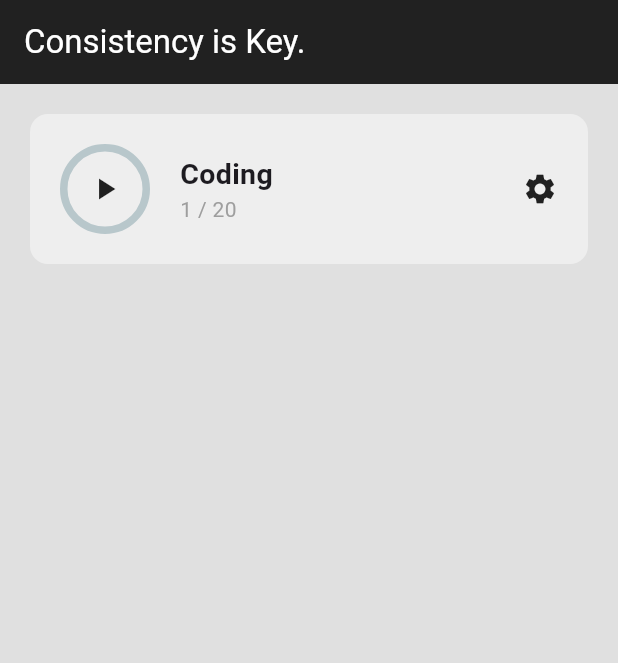
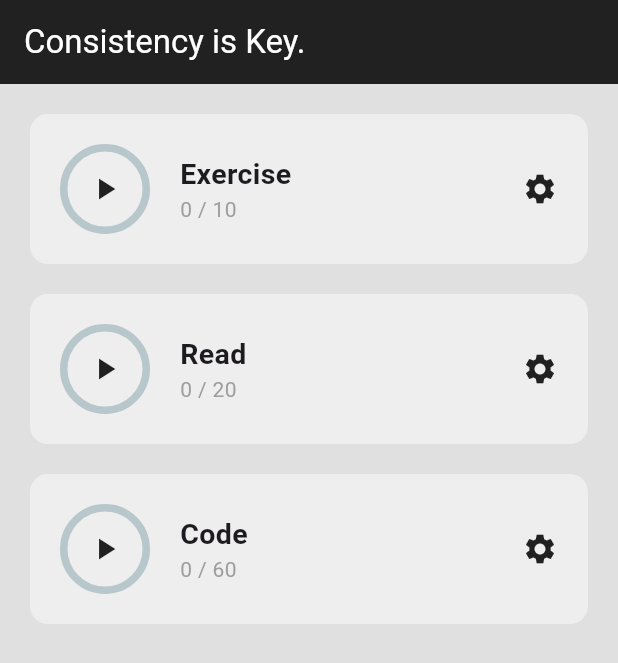
Before and after one commit to josssss07/Habit-Tracker-Flutter, a Flutter app: the screen it shows after launch, on a phone screen of 412 x 824 dp. Shown: the top 663 px of the screen. Run offline on Flutter 3.47's test engine with Material 3 defaults, Android fonts, the phone set to English and light mode, and no system bars; drawn by our look-alikes of percent_indicator.

Commit message:
added List view

```diff
--- a/lib/homepage.dart
+++ b/lib/homepage.dart
@@ -13,7 +13,13 @@ class HomePage extends StatefulWidget {
 class _HomePageState extends State<HomePage> {
 
   //habit list
-  //List HabitList,
+  List habitList = [
+    //[habitname , habitstarted, timegoal, timeSpent]
+    ['Exercise', false, 10, 0],
+    ['Read', false, 20, 0],
+    ['Code', false, 60, 0],
+  ];
+
 
   @override
   Widget build(BuildContext context) {
@@ -29,11 +35,19 @@ class _HomePageState extends State<HomePage> {
         ),
         centerTitle: false,
       ),
-      body: Column(
-        children: [
-          HabitTile(habitName: 'Coding', habitStarted: false, onTap: (){}, settingsTapped: (){}, timeGoal: 20, timeSpent: 1)
-        ],
-      ),
+      body: ListView.builder(
+        itemCount: habitList.length,
+        itemBuilder: (context, index){
+          return HabitTile(
+            habitName:  habitList[index][0],
+            habitStarted: habitList[index][1],
+            onTap: (){},
+            settingsTapped:(){} ,
+            timeGoal: habitList[index][2],
+            timeSpent: habitList[index][3],
+          );
+        }
+        )
     );
   }
 }
```
